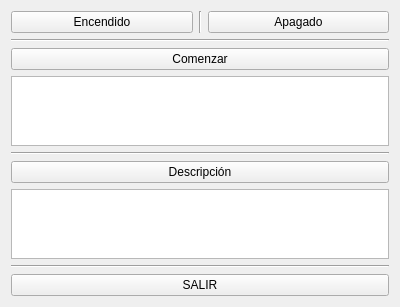
First picture: the form in src/interfaz.ui, repository GinoAvanzini/Simulacion-Robot-PRR, before the edit.
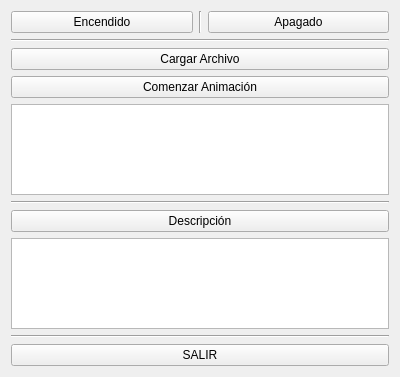
Second picture: the form after the edit.

Commit message: [STABLE] Fixed animation issues, now it's possible to combinate all kind of movements. Improved UI

Diff of the .ui file:
```diff
--- a/src/interfaz.ui
+++ b/src/interfaz.ui
@@ -7,7 +7,7 @@
     <x>0</x>
     <y>0</y>
     <width>400</width>
-    <height>300</height>
+    <height>377</height>
    </rect>
   </property>
   <property name="windowTitle">
@@ -48,10 +48,17 @@
        </property>
       </widget>
      </item>
+     <item>
+      <widget class="QPushButton" name="cargarArchivo">
+       <property name="text">
+        <string>Cargar Archivo</string>
+       </property>
+      </widget>
+     </item>
      <item>
       <widget class="QPushButton" name="Comenzar">
        <property name="text">
-        <string>Comenzar</string>
+        <string>Comenzar Animación</string>
        </property>
       </widget>
      </item>
```
The commit also changes 7 other files.
